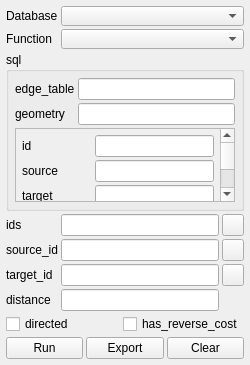
First picture: the form in ui_pgRoutingTester.ui, repository sanak/pgRoutingLayer, before the edit.
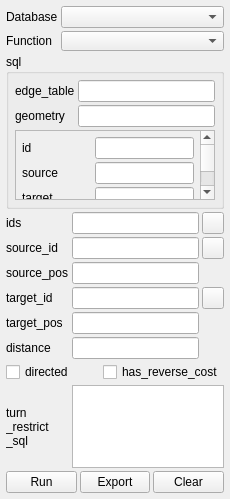
Second picture: the form after the edit. Icons and pictures are not drawn.

Patch:
```diff
--- a/ui_pgRoutingTester.ui
+++ b/ui_pgRoutingTester.ui
@@ -6,8 +6,8 @@
    <rect>
     <x>0</x>
     <y>0</y>
-    <width>250</width>
-    <height>365</height>
+    <width>230</width>
+    <height>499</height>
    </rect>
   </property>
   <property name="windowTitle">
@@ -31,12 +31,6 @@
       </property>
       <item row="0" column="0">
        <widget class="QLabel" name="labelConnections">
-        <property name="sizePolicy">
-         <sizepolicy hsizetype="Minimum" vsizetype="Preferred">
-          <horstretch>0</horstretch>
-          <verstretch>0</verstretch>
-         </sizepolicy>
-        </property>
         <property name="locale">
          <locale language="English" country="UnitedStates"/>
         </property>
@@ -45,45 +39,24 @@
         </property>
        </widget>
       </item>
-      <item row="0" column="2">
-       <widget class="QComboBox" name="comboConnections">
-        <property name="sizePolicy">
-         <sizepolicy hsizetype="Expanding" vsizetype="Fixed">
-          <horstretch>0</horstretch>
-          <verstretch>0</verstretch>
-         </sizepolicy>
-        </property>
-        <property name="minimumSize">
-         <size>
-          <width>0</width>
-          <height>0</height>
-         </size>
-        </property>
-        <property name="maximumSize">
-         <size>
-          <width>16777215</width>
-          <height>20</height>
-         </size>
-        </property>
-        <property name="locale">
-         <locale language="English" country="UnitedStates"/>
-        </property>
-       </widget>
-      </item>
       <item row="1" column="0">
        <widget class="QLabel" name="labelFunction">
-        <property name="sizePolicy">
-         <sizepolicy hsizetype="Minimum" vsizetype="Preferred">
-          <horstretch>0</horstretch>
-          <verstretch>0</verstretch>
-         </sizepolicy>
+        <property name="locale">
+         <locale language="English" country="UnitedStates"/>
         </property>
         <property name="text">
          <string>Function</string>
         </property>
        </widget>
       </item>
-      <item row="1" column="2">
+      <item row="0" column="1">
+       <widget class="QComboBox" name="comboConnections">
+        <property name="locale">
+         <locale language="English" country="UnitedStates"/>
+        </property>
+       </widget>
+      </item>
+      <item row="1" column="1">
        <widget class="QComboBox" name="comboBoxFunction">
         <property name="enabled">
          <bool>true</bool>
@@ -109,12 +82,6 @@
     </item>
     <item>
      <widget class="QGroupBox" name="groupBoxSql">
-      <property name="sizePolicy">
-       <sizepolicy hsizetype="Preferred" vsizetype="Maximum">
-        <horstretch>0</horstretch>
-        <verstretch>0</verstretch>
-       </sizepolicy>
-      </property>
       <property name="locale">
        <locale language="English" country="UnitedStates"/>
       </property>
@@ -178,29 +145,26 @@
        <item>
         <widget class="QScrollArea" name="scrollAreaColumns">
          <property name="sizePolicy">
-          <sizepolicy hsizetype="Preferred" vsizetype="Minimum">
+          <sizepolicy hsizetype="Expanding" vsizetype="Maximum">
            <horstretch>0</horstretch>
            <verstretch>0</verstretch>
           </sizepolicy>
          </property>
-         <property name="minimumSize">
+         <property name="maximumSize">
           <size>
-           <width>0</width>
-           <height>60</height>
+           <width>16777215</width>
+           <height>124</height>
           </size>
          </property>
          <property name="widgetResizable">
           <bool>true</bool>
          </property>
-         <property name="alignment">
-          <set>Qt::AlignLeading|Qt::AlignLeft|Qt::AlignTop</set>
-         </property>
-         <widget class="QWidget" name="scrollAreaWidgetContents_2">
+         <widget class="QWidget" name="scrollAreaWidgetContents">
           <property name="geometry">
            <rect>
             <x>0</x>
             <y>0</y>
-            <width>205</width>
+            <width>185</width>
             <height>264</height>
            </rect>
           </property>
@@ -217,7 +181,7 @@
            <item row="0" column="0">
             <layout class="QGridLayout" name="gridLayoutColumns">
              <property name="sizeConstraint">
-              <enum>QLayout::SetDefaultConstraint</enum>
+              <enum>QLayout::SetNoConstraint</enum>
              </property>
              <property name="spacing">
               <number>3</number>
@@ -400,7 +364,7 @@
         </property>
        </widget>
       </item>
-      <item row="2" column="0">
+      <item row="3" column="0">
        <widget class="QLabel" name="labelTargetId">
         <property name="locale">
          <locale language="English" country="UnitedStates"/>
@@ -410,7 +374,7 @@
         </property>
        </widget>
       </item>
-      <item row="2" column="1">
+      <item row="3" column="1">
        <widget class="QLineEdit" name="lineEditTargetId">
         <property name="toolTip">
          <string>id of the end node</string>
@@ -456,7 +420,7 @@
         </property>
        </widget>
       </item>
-      <item row="2" column="2">
+      <item row="3" column="2">
        <widget class="QToolButton" name="buttonSelectTargetId">
         <property name="sizePolicy">
          <sizepolicy hsizetype="Preferred" vsizetype="Preferred">
@@ -521,7 +485,7 @@
         </property>
        </widget>
       </item>
-      <item row="3" column="1">
+      <item row="5" column="1">
        <widget class="QLineEdit" name="lineEditDistance">
         <property name="maximumSize">
          <size>
@@ -531,7 +495,77 @@
         </property>
        </widget>
       </item>
-      <item row="4" column="0" colspan="3">
+      <item row="5" column="0">
+       <widget class="QLabel" name="labelDistance">
+        <property name="locale">
+         <locale language="English" country="UnitedStates"/>
+        </property>
+        <property name="text">
+         <string>distance</string>
+        </property>
+       </widget>
+      </item>
+      <item row="2" column="0">
+       <widget class="QLabel" name="labelSourcePos">
+        <property name="locale">
+         <locale language="English" country="UnitedStates"/>
+        </property>
+        <property name="text">
+         <string>source_pos</string>
+        </property>
+       </widget>
+      </item>
+      <item row="4" column="0">
+       <widget class="QLabel" name="labelTargetPos">
+        <property name="locale">
+         <locale language="English" country="UnitedStates"/>
+        </property>
+        <property name="text">
+         <string>target_pos</string>
+        </property>
+       </widget>
+      </item>
+      <item row="2" column="1">
+       <widget class="QLineEdit" name="lineEditSourcePos">
+        <property name="locale">
+         <locale language="English" country="UnitedStates"/>
+        </property>
+       </widget>
+      </item>
+      <item row="4" column="1">
+       <widget class="QLineEdit" name="lineEditTargetPos">
+        <property name="locale">
+         <locale language="English" country="UnitedStates"/>
+        </property>
+       </widget>
+      </item>
+      <item row="7" column="0">
+       <widget class="QLabel" name="labelTurnRestrictSql">
+        <property name="locale">
+         <locale language="English" country="UnitedStates"/>
+        </property>
+        <property name="text">
+         <string>turn
+_restrict
+_sql</string>
+        </property>
+       </widget>
+      </item>
+      <item row="7" column="1" colspan="2">
+       <widget class="QTextEdit" name="textEditTurnRestrictSql">
+        <property name="locale">
+         <locale language="English" country="UnitedStates"/>
+        </property>
+        <property name="html">
+         <string>&lt;!DOCTYPE HTML PUBLIC &quot;-//W3C//DTD HTML 4.0//EN&quot; &quot;http://www.w3.org/TR/REC-html40/strict.dtd&quot;&gt;
+&lt;html&gt;&lt;head&gt;&lt;meta name=&quot;qrichtext&quot; content=&quot;1&quot; /&gt;&lt;style type=&quot;text/css&quot;&gt;
+p, li { white-space: pre-wrap; }
+&lt;/style&gt;&lt;/head&gt;&lt;body style=&quot; font-family:'MS UI Gothic'; font-size:9pt; font-weight:400; font-style:normal;&quot;&gt;
+&lt;p style=&quot;-qt-paragraph-type:empty; margin-top:0px; margin-bottom:0px; margin-left:0px; margin-right:0px; -qt-block-indent:0; text-indent:0px;&quot;&gt;&lt;/p&gt;&lt;/body&gt;&lt;/html&gt;</string>
+        </property>
+       </widget>
+      </item>
+      <item row="6" column="0" colspan="3">
        <layout class="QHBoxLayout" name="horizontalLayoutOption2">
         <property name="spacing">
          <number>3</number>
@@ -573,15 +607,21 @@
         </item>
        </layout>
       </item>
-      <item row="3" column="0">
-       <widget class="QLabel" name="labelDistance">
-        <property name="text">
-         <string>distance</string>
-        </property>
-       </widget>
-      </item>
      </layout>
     </item>
+    <item>
+     <spacer name="verticalSpacer">
+      <property name="orientation">
+       <enum>Qt::Vertical</enum>
+      </property>
+      <property name="sizeHint" stdset="0">
+       <size>
+        <width>20</width>
+        <height>40</height>
+       </size>
+      </property>
+     </spacer>
+    </item>
     <item>
      <layout class="QHBoxLayout" name="horizontalLayoutCommands">
       <property name="spacing">
```
Left out of the diff: 38 changed lines with no effect on the pictures.
